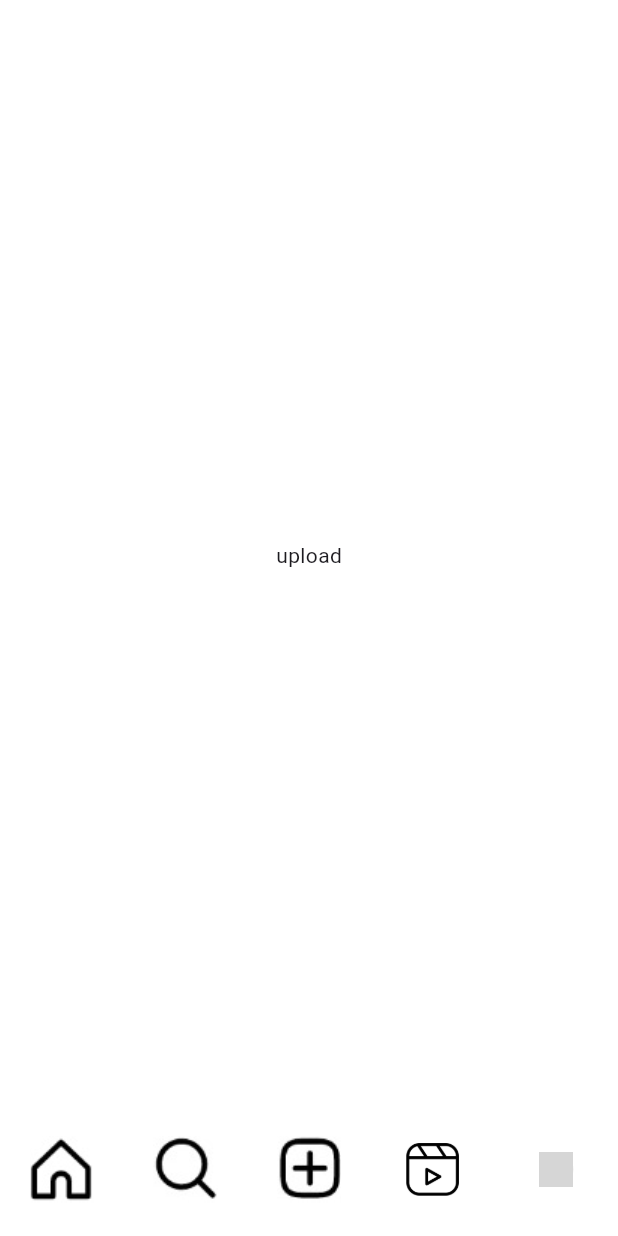
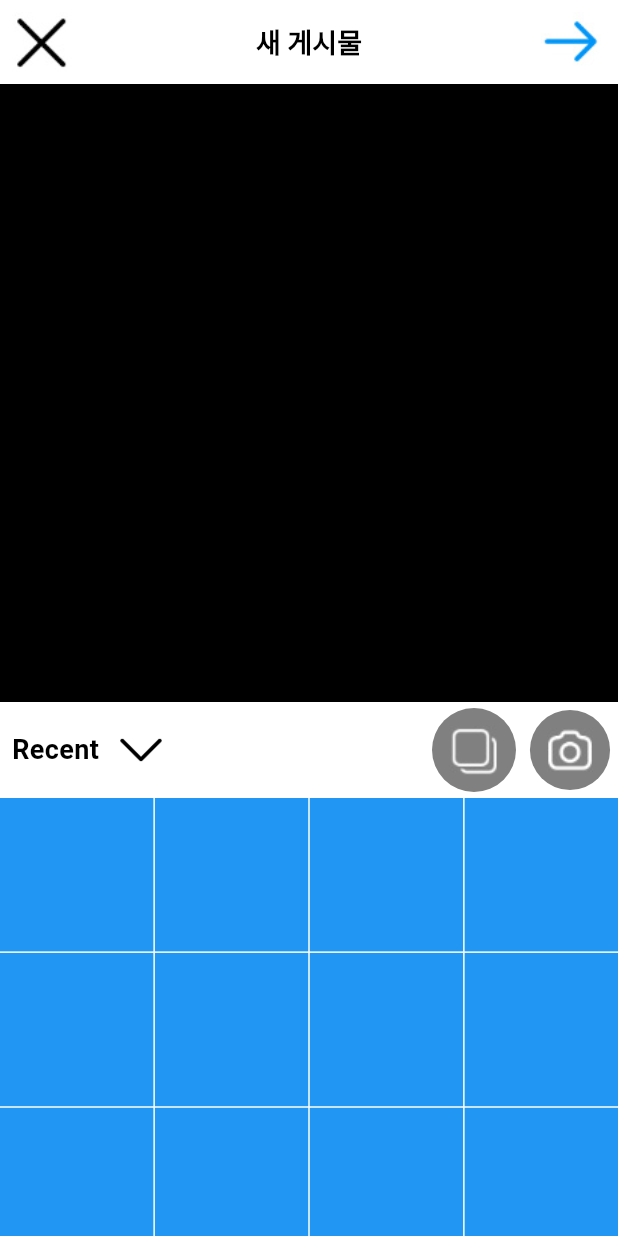
Before and after one commit to dinoksb/flutter-clone-instagram, a Flutter app: the screen it shows after launch, item 3 of the bottom bar chosen, on a phone screen of 412 x 824 dp. Run offline on Flutter 3.47's test engine with Material 3 defaults, Android fonts, the phone set to English and light mode, and no system bars; drawn by our look-alikes of cached_network_image; our stand-ins replace carousel_slider, expandable_text, get, smooth_page_indicator; network calls fail; grey boxes are pictures that could not be loaded.

Commit message:
feat: upload page UI 제작 완료

```diff
--- a/lib/src/components/image_data.dart
+++ b/lib/src/components/image_data.dart
@@ -49,6 +49,7 @@ class IconsPath {
   static String get uploadComplete => 'assets/images/upload_complete_icon.jpg';
   static String get reelsOn => 'assets/images/reels_on_icon.png';
   static String get reelsOff => 'assets/images/reels_off_icon.png';
+  static String get arrowDown => 'assets/images/down_arrow.png';
   static String get mypageBottomSheet01 =>
       'assets/images/mypage_bottom_sheet_01.jpg';
   static String get mypageBottomSheet02 =>
--- a/lib/src/controller/bottom_nav_controller.dart
+++ b/lib/src/controller/bottom_nav_controller.dart
@@ -1,6 +1,6 @@
 import 'dart:io';
-
 import 'package:get/get.dart';
+import '../pages/upload.dart';
 
 enum Page { HOME, SEARCH, UPLOAD, REELS, MYPAGE }
 
@@ -15,10 +15,12 @@ class BottomNavController extends GetxController {
     switch(page){
       case Page.HOME:
       case Page.SEARCH:
-      case Page.UPLOAD:
       case Page.REELS:
       case Page.MYPAGE:
         moveTo(value);
+      case Page.UPLOAD:
+        moveToUpload();
+
     }
   }
 
@@ -29,6 +31,9 @@ class BottomNavController extends GetxController {
     }
   }
 
+  void moveToUpload() {
+    Get.to(() => const Upload());
+  }
    Future<bool> popAction() async {
     if (bottomHistory.length == 1) {
       return true;
--- /dev/null
+++ b/lib/src/pages/upload.dart
@@ -0,0 +1,118 @@
+import 'package:flutter/material.dart';
+import 'package:flutter_clone_instagram_blog/src/components/image_data.dart';
+import 'package:get/get.dart';
+
+class Upload extends StatelessWidget {
+  const Upload({super.key});
+
+  @override
+  Widget build(BuildContext context) {
+    return Scaffold(
+      appBar: AppBar(
+        // 앱바 타이틀
+        centerTitle: true,
+        title: const Text(
+          '새 게시물',
+        ),
+        titleTextStyle: const TextStyle(
+            fontSize: 18, fontWeight: FontWeight.bold, color: Colors.black),
+        // 뒤로 가기 버튼
+        leading: Padding(
+          padding: const EdgeInsets.all(8.0),
+          child: GestureDetector(
+            onTap: Get.back,
+            child: ImageData(path: IconsPath.closeImage),
+          ),
+        ),
+        // 액션
+        actions: [
+          Padding(
+            padding: const EdgeInsets.all(8.0),
+            child: ImageData(path: IconsPath.nextImage),
+          )
+        ],
+      ),
+      body: Column(
+        children: [
+          // preview 영역
+          _preview(),
+          // header 영역
+          _header(),
+          // image 영역
+          _images(),
+        ],
+      ),
+    );
+  }
+
+  Widget _preview() {
+    return Container(
+      height: Get.size.width,
+      width: Get.size.width,
+      color: Colors.black,
+    );
+  }
+
+  Widget _header() {
+    return Row(
+      mainAxisAlignment: MainAxisAlignment.spaceBetween,
+      children: [
+        Row(
+          children: [
+            const Padding(
+              padding: EdgeInsets.all(8.0),
+              child: Text(
+                'Recent',
+                style: TextStyle(
+                    fontSize: 18,
+                    color: Colors.black,
+                    fontWeight: FontWeight.bold),
+              ),
+            ),
+            ImageData(
+              path: IconsPath.arrowDown,
+              width: 60,
+            ),
+          ],
+        ),
+        Row(
+          mainAxisAlignment: MainAxisAlignment.spaceAround,
+          children: [
+            //동그라미 효과
+            Container(
+                padding: const EdgeInsets.all(8.0),
+                margin: const EdgeInsets.all(4.0),
+                decoration: const BoxDecoration(
+                    color: Color(0xff808080), shape: BoxShape.circle),
+                child: ImageData(
+                  path: IconsPath.imageSelectIcon,
+                  width: 60,
+                )),
+            Container(
+                padding: const EdgeInsets.all(8.0),
+                margin: const EdgeInsets.all(4.0),
+                decoration: const BoxDecoration(
+                    color: Color(0xff808080), shape: BoxShape.circle),
+                child: ImageData(
+                  path: IconsPath.cameraIcon,
+                  width: 60,
+                )),
+          ],
+        )
+      ],
+    );
+  }
+
+  Widget _images() {
+    return Expanded(
+      child: GridView.builder(
+        gridDelegate: const SliverGridDelegateWithFixedCrossAxisCount(
+            crossAxisCount: 4, mainAxisSpacing: 1.0, crossAxisSpacing: 1.0),
+        itemCount: 50,
+        itemBuilder: (context, index) => Container(
+          color: Colors.blue,
+        ),
+      ),
+    );
+  }
+}
```
Also changed, not shown: assets/images/down_arrow.png (added).
